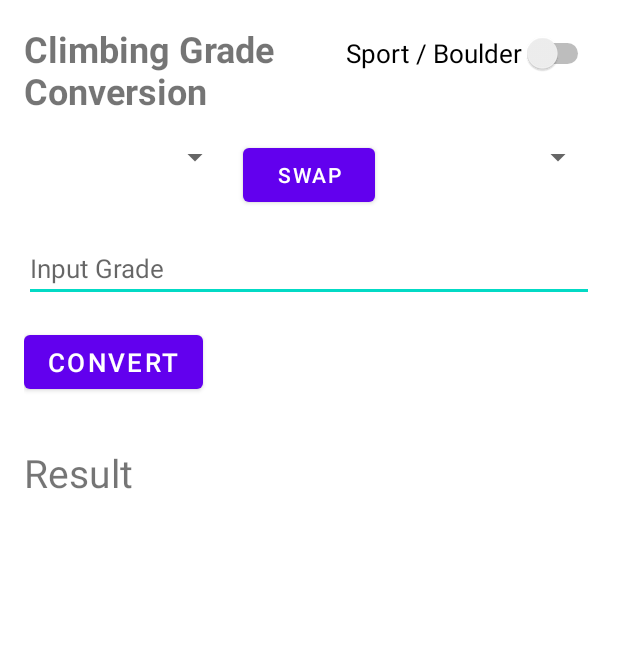
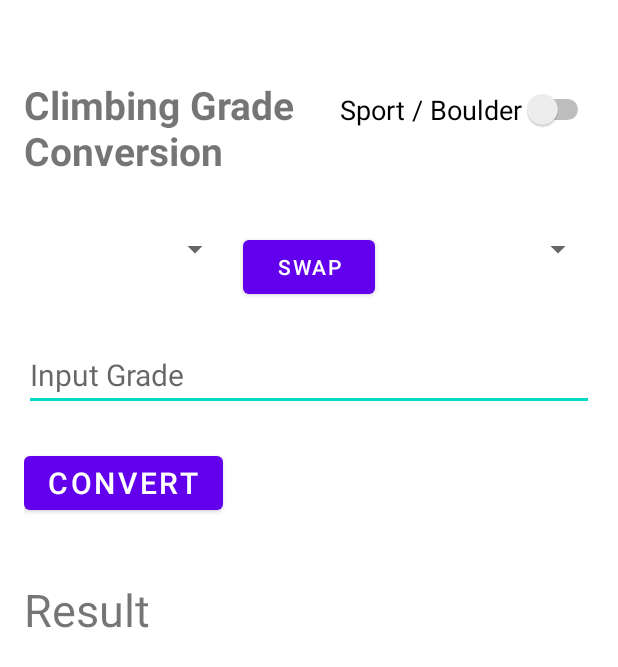
Before and after one commit to jaymeanchante/climbing-grades-conversion, an Android app: the layout activity_main.xml on its own in the app's theme, with its tools: preview values and no code run, on a phone screen of 412 x 824 dp. Shown: the top 667 px of the screen. Run offline under Robolectric (Android 15) with nearby library versions, the phone set to English and light mode, and no system bars.

Commit message:
:lipstick: increase font size and spacing between elements

```diff
--- a/app/src/main/res/layout/activity_main.xml
+++ b/app/src/main/res/layout/activity_main.xml
@@ -9,7 +9,8 @@
         android:layout_width="match_parent"
         android:layout_height="wrap_content"
         android:orientation="horizontal"
-        android:layout_marginBottom="16dp">
+        android:layout_marginBottom="24dp"
+        android:layout_marginTop="36dp">
 
         <TextView
             android:id="@+id/textViewTitle"
@@ -18,14 +19,14 @@
             android:layout_weight="1"
             android:text="Climbing Grade Conversion"
             android:textStyle="bold"
-            android:textSize="24sp"/>
+            android:textSize="26sp"/>
 
         <Switch
             android:id="@+id/switchSportBoulder"
             android:layout_width="wrap_content"
             android:layout_height="wrap_content"
             android:text="@string/sport_boulder"
-            android:textSize="17sp"/>
+            android:textSize="18sp"/>
 
 </LinearLayout>
 
@@ -33,7 +34,8 @@
         android:layout_width="match_parent"
         android:layout_height="wrap_content"
         android:orientation="horizontal"
-        android:layout_marginBottom="16dp">
+        android:layout_marginBottom="24dp"
+        android:layout_marginTop="12dp">
 
     <Spinner
         android:id="@+id/spinnerInputSystem"
@@ -64,8 +66,8 @@
         android:layout_height="wrap_content"
         android:hint="@string/input_grade"
         android:inputType="text"
-        android:textSize="17sp"
-        android:layout_marginBottom="16dp"/>
+        android:textSize="20sp"
+        android:layout_marginBottom="24dp"/>
 
 
     <Button
@@ -73,15 +75,15 @@
         android:layout_width="wrap_content"
         android:layout_height="wrap_content"
         android:text="@string/convert"
-        android:textSize="17sp"
-        android:layout_marginBottom="16dp"/>
+        android:textSize="20sp"
+        android:layout_marginBottom="24dp"/>
 
     <TextView
         android:id="@+id/textViewResult"
         android:layout_width="match_parent"
         android:layout_height="wrap_content"
         android:text="@string/result"
-        android:textSize="26sp"
+        android:textSize="30sp"
         android:paddingTop="16dp"
-        android:layout_marginBottom="16dp"/>
+        android:layout_marginBottom="24dp"/>
 </LinearLayout>
```
